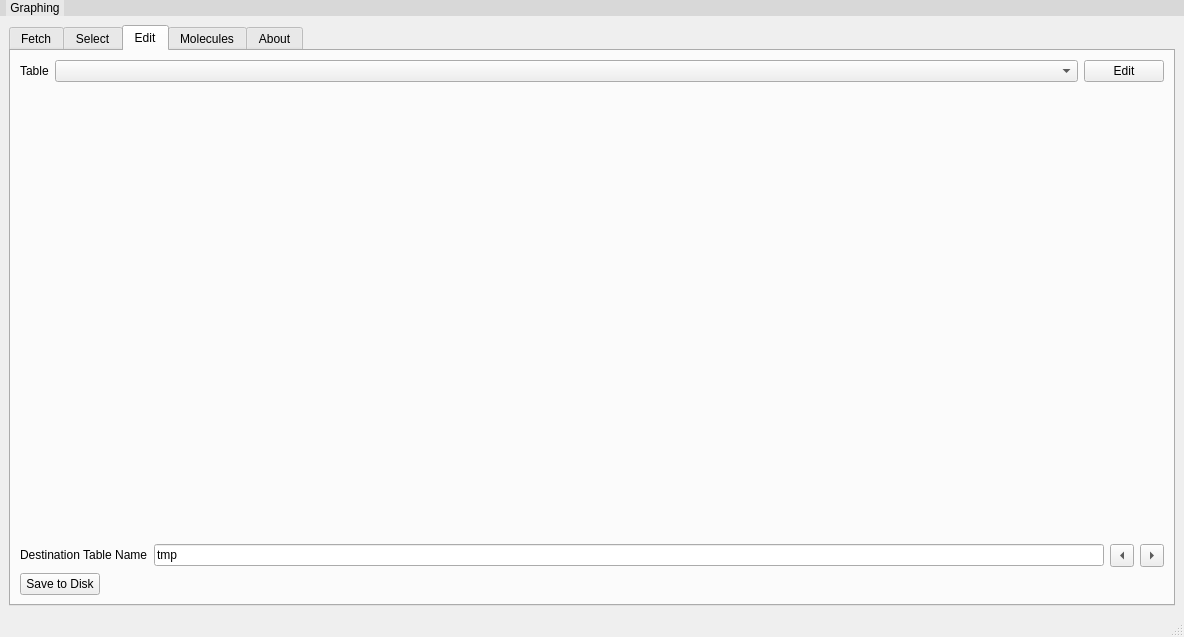
Before: the Qt Designer form layouts/main_window.ui in hitranonline/hapiest, drawn with Qt 5.
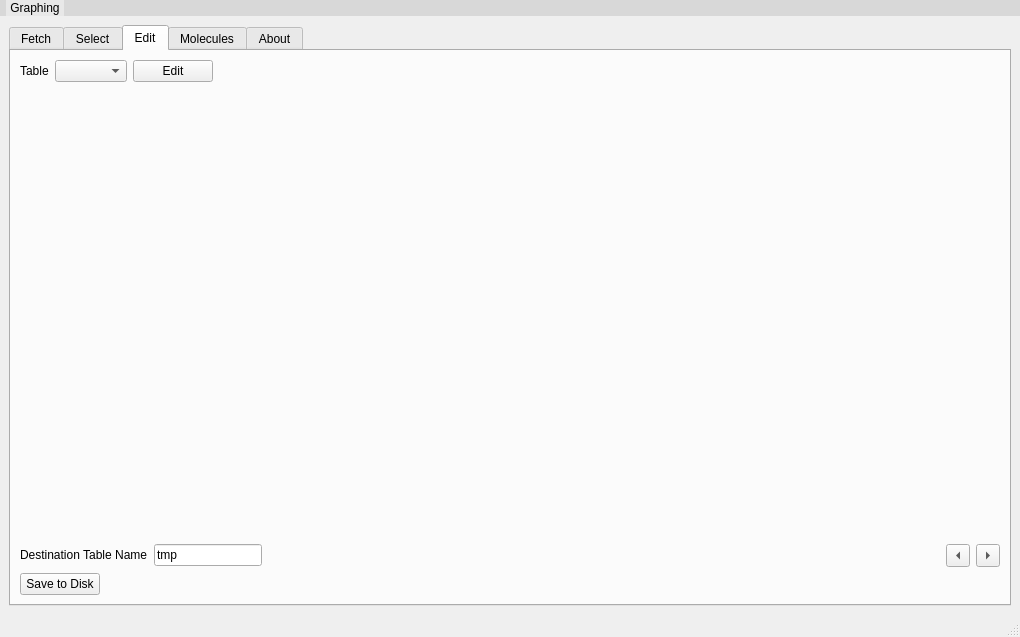
After: the same form once the commit is applied. The open tabs and pages were chosen to show the change.

Commit message: Shrunk the main window a bit

Diff of the .ui file:
```diff
--- a/layouts/main_window.ui
+++ b/layouts/main_window.ui
@@ -6,7 +6,7 @@
    <rect>
     <x>0</x>
     <y>0</y>
-    <width>1184</width>
+    <width>1020</width>
     <height>637</height>
    </rect>
   </property>
@@ -850,6 +850,12 @@
             </item>
             <item>
              <widget class="QComboBox" name="edit_table_name">
+              <property name="sizePolicy">
+               <sizepolicy hsizetype="Minimum" vsizetype="Fixed">
+                <horstretch>0</horstretch>
+                <verstretch>0</verstretch>
+               </sizepolicy>
+              </property>
               <property name="font">
                <font>
                 <pointsize>9</pointsize>
@@ -860,7 +866,7 @@
             <item>
              <widget class="QPushButton" name="edit_button">
               <property name="sizePolicy">
-               <sizepolicy hsizetype="Fixed" vsizetype="Fixed">
+               <sizepolicy hsizetype="Maximum" vsizetype="Fixed">
                 <horstretch>0</horstretch>
                 <verstretch>0</verstretch>
                </sizepolicy>
@@ -875,6 +881,19 @@
               </property>
              </widget>
             </item>
+            <item>
+             <spacer name="horizontalSpacer_6">
+              <property name="orientation">
+               <enum>Qt::Horizontal</enum>
+              </property>
+              <property name="sizeHint" stdset="0">
+               <size>
+                <width>40</width>
+                <height>20</height>
+               </size>
+              </property>
+             </spacer>
+            </item>
            </layout>
           </item>
           <item>
@@ -924,14 +943,14 @@
               <item>
                <widget class="QLineEdit" name="edit_output_name">
                 <property name="sizePolicy">
-                 <sizepolicy hsizetype="Minimum" vsizetype="Fixed">
+                 <sizepolicy hsizetype="Maximum" vsizetype="Fixed">
                   <horstretch>0</horstretch>
                   <verstretch>0</verstretch>
                  </sizepolicy>
                 </property>
                 <property name="minimumSize">
                  <size>
-                  <width>700</width>
+                  <width>0</width>
                   <height>0</height>
                  </size>
                 </property>
@@ -945,6 +964,22 @@
                 </property>
                </widget>
               </item>
+              <item>
+               <spacer name="horizontalSpacer_7">
+                <property name="orientation">
+                 <enum>Qt::Horizontal</enum>
+                </property>
+                <property name="sizeType">
+                 <enum>QSizePolicy::MinimumExpanding</enum>
+                </property>
+                <property name="sizeHint" stdset="0">
+                 <size>
+                  <width>40</width>
+                  <height>20</height>
+                 </size>
+                </property>
+               </spacer>
+              </item>
               <item>
                <widget class="QToolButton" name="back_button">
                 <property name="text">
@@ -1162,7 +1197,7 @@
     <rect>
      <x>0</x>
      <y>0</y>
-     <width>1184</width>
+     <width>1020</width>
      <height>35</height>
     </rect>
    </property>
```
Left out of the diff: 19 changed lines with no effect on the pictures.
